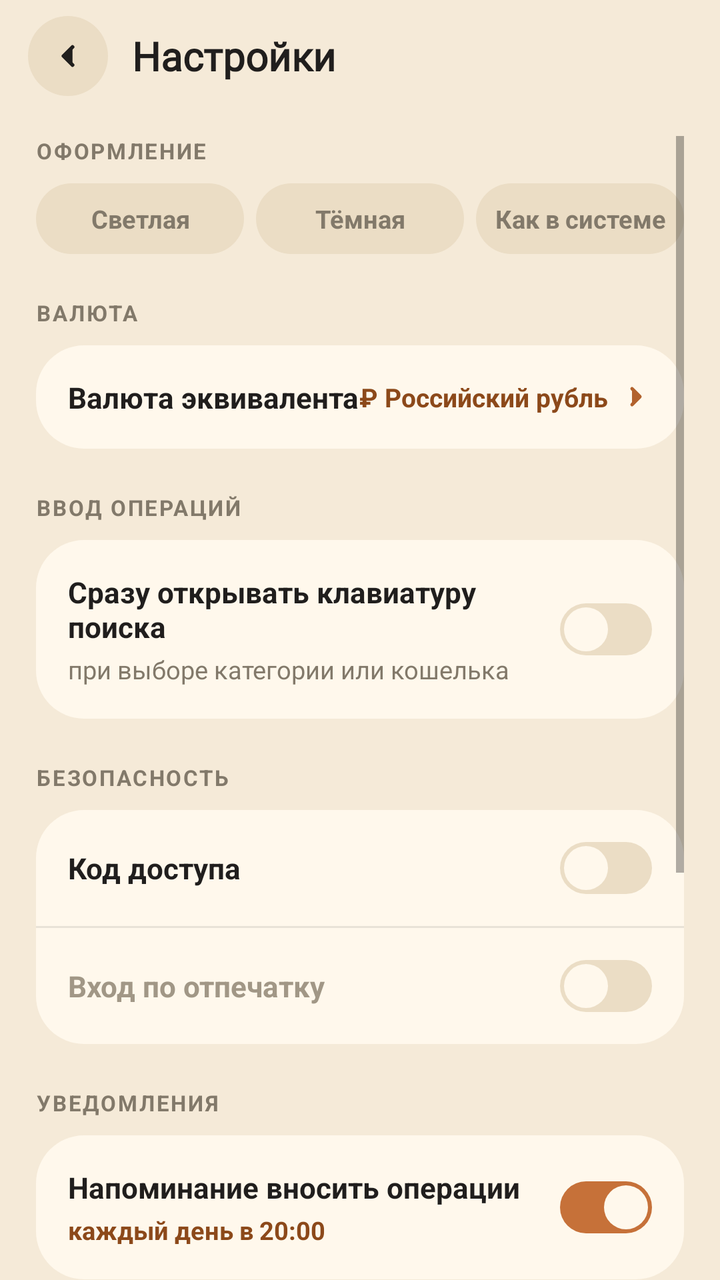
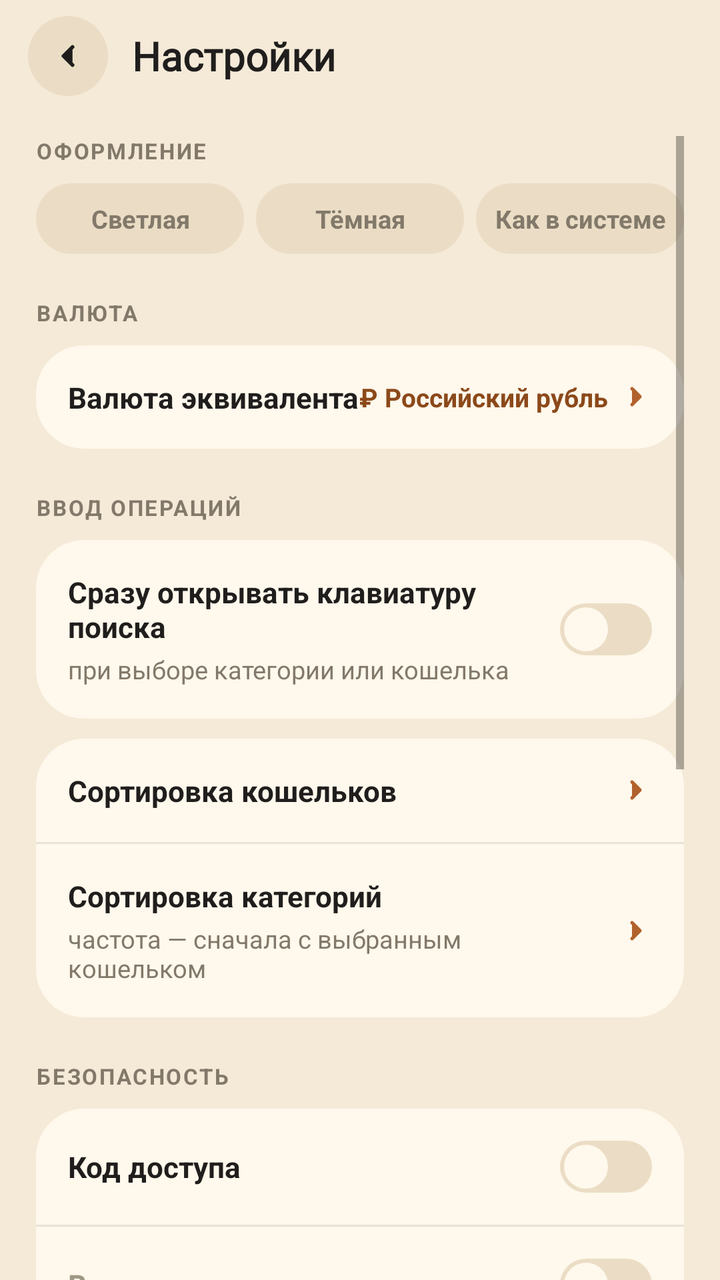

Screens rendered from an Android XML layout before and after an edit, with the pre-edit source and the edit as a unified diff.
<!-- AndroidManifest.xml: activity theme AppTheme.NoActionBar -->
<!-- res/layout/activity_settings.xml -->
<?xml version="1.0" encoding="utf-8"?>
<RelativeLayout xmlns:android="http://schemas.android.com/apk/res/android"
    android:layout_width="match_parent"
    android:layout_height="match_parent"
    android:background="@color/colorBackground">

    <LinearLayout
        android:id="@+id/toolbar"
        android:layout_width="match_parent"
        android:layout_height="wrap_content"
        android:orientation="horizontal"
        android:gravity="center_vertical"
        android:paddingLeft="14dp"
        android:paddingTop="8dp"
        android:paddingBottom="6dp">

        <ImageButton
            android:id="@+id/btnUp"
            android:layout_width="40dp"
            android:layout_height="40dp"
            android:background="@drawable/bg_pill_secondary"
            android:src="@drawable/ic_nav_back"
            android:onClick="btnUp"/>

        <TextView
            android:layout_width="wrap_content"
            android:layout_height="wrap_content"
            android:layout_marginStart="12dp"
            android:text="Настройки"
            android:textSize="20sp"
            android:textStyle="bold"
            android:fontFamily="@font/caprasimo"
            android:textColor="@color/colorTextPrimary"/>
    </LinearLayout>

    <ScrollView
        android:layout_width="match_parent"
        android:layout_height="wrap_content"
        android:layout_below="@id/toolbar"
        android:paddingLeft="18dp"
        android:paddingRight="18dp"
        android:paddingTop="14dp">

        <LinearLayout
            android:layout_width="match_parent"
            android:layout_height="wrap_content"
            android:orientation="vertical">

            
            <TextView style="@style/SettingsGroupLabel" android:text="ОФОРМЛЕНИЕ"/>
            <LinearLayout
                android:layout_width="match_parent"
                android:layout_height="wrap_content"
                android:orientation="horizontal"
                android:layout_marginBottom="22dp">

                <TextView
                    android:id="@+id/chipThemeLight"
                    style="@style/FilterChip"
                    android:text="Светлая"
                    android:onClick="onPickTheme"/>

                <TextView
                    android:id="@+id/chipThemeDark"
                    style="@style/FilterChip"
                    android:text="Тёмная"
                    android:onClick="onPickTheme"/>

                <TextView
                    android:id="@+id/chipThemeSystem"
                    style="@style/FilterChip"
                    android:layout_marginEnd="0dp"
                    android:text="Как в системе"
                    android:onClick="onPickTheme"/>
            </LinearLayout>

            <TextView style="@style/SettingsGroupLabel" android:text="ВАЛЮТА"/>
            <LinearLayout
                android:id="@+id/rowMainCurrency"
                android:layout_width="match_parent"
                android:layout_height="wrap_content"
                android:orientation="horizontal"
                android:gravity="center_vertical"
                android:background="@drawable/bg_card"
                android:padding="16dp"
                android:layout_marginBottom="22dp"
                android:onClick="onPickMainCurrency">

                <TextView
                    android:layout_width="0dp"
                    android:layout_height="wrap_content"
                    android:layout_weight="1"
                    android:text="Валюта эквивалента"
                    android:textSize="14.5sp"
                    android:textStyle="bold"
                    android:textColor="@color/colorTextPrimary"/>

                <TextView
                    android:id="@+id/mainCurrencyValue"
                    android:layout_width="wrap_content"
                    android:layout_height="wrap_content"
                    android:text="₽ Российский рубль"
                    android:textSize="13sp"
                    android:textStyle="bold"
                    android:textColor="@color/colorexpanse"
                    android:layout_marginEnd="6dp"/>

                <ImageView
                    android:layout_width="16dp"
                    android:layout_height="16dp"
                    android:src="@drawable/ic_chevron_right"/>
            </LinearLayout>

            <TextView style="@style/SettingsGroupLabel" android:text="ВВОД ОПЕРАЦИЙ"/>
            <LinearLayout
                android:layout_width="match_parent"
                android:layout_height="wrap_content"
                android:orientation="horizontal"
                android:gravity="center_vertical"
                android:background="@drawable/bg_card"
                android:padding="16dp"
                android:layout_marginBottom="22dp">

                <LinearLayout
                    android:layout_width="0dp"
                    android:layout_height="wrap_content"
                    android:layout_weight="1"
                    android:layout_marginEnd="12dp"
                    android:orientation="vertical">

                    <TextView
                        android:layout_width="wrap_content"
                        android:layout_height="wrap_content"
                        android:text="Сразу открывать клавиатуру поиска"
                        android:textSize="14.5sp"
                        android:textStyle="bold"
                        android:textColor="@color/colorTextPrimary"/>

                    <TextView
                        android:layout_width="wrap_content"
                        android:layout_height="wrap_content"
                        android:layout_marginTop="3dp"
                        android:text="при выборе категории или кошелька"
                        android:textSize="12.5sp"
                        android:textColor="@color/colorTextSecondary"/>
                </LinearLayout>

                <FrameLayout
                    android:id="@+id/switchPickerKeyboard"
                    android:layout_width="46dp"
                    android:layout_height="26dp"
                    android:background="@drawable/bg_switch_off"
                    android:onClick="onTogglePickerKeyboard">
                    <View
                        android:id="@+id/switchPickerKeyboardThumb"
                        android:layout_width="22dp"
                        android:layout_height="22dp"
                        android:layout_margin="2dp"
                        android:background="@drawable/bg_switch_thumb"/>
                </FrameLayout>
            </LinearLayout>

            <TextView style="@style/SettingsGroupLabel" android:text="БЕЗОПАСНОСТЬ"/>
            <LinearLayout
                android:layout_width="match_parent"
                android:layout_height="wrap_content"
                android:orientation="vertical"
                android:background="@drawable/bg_card"
                android:layout_marginBottom="22dp">

                <LinearLayout
                    android:layout_width="match_parent"
                    android:layout_height="wrap_content"
                    android:orientation="horizontal"
                    android:gravity="center_vertical"
                    android:padding="16dp">

                    <TextView
                        android:layout_width="0dp"
                        android:layout_height="wrap_content"
                        android:layout_weight="1"
                        android:text="Код доступа"
                        android:textSize="14.5sp"
                        android:textStyle="bold"
                        android:textColor="@color/colorTextPrimary"/>

                    <FrameLayout
                        android:id="@+id/switchAccessCode"
                        android:layout_width="46dp"
                        android:layout_height="26dp"
                        android:background="@drawable/bg_switch_off"
                        android:onClick="onToggleAccessCode">
                        <View
                            android:id="@+id/switchAccessCodeThumb"
                            android:layout_width="22dp"
                            android:layout_height="22dp"
                            android:layout_margin="2dp"
                            android:background="@drawable/bg_switch_thumb"/>
                    </FrameLayout>
                </LinearLayout>

                <View android:layout_width="match_parent" android:layout_height="1dp" android:background="@color/colorDivider"/>

                <LinearLayout
                    android:layout_width="match_parent"
                    android:layout_height="wrap_content"
                    android:orientation="horizontal"
                    android:gravity="center_vertical"
                    android:padding="16dp">

                    <TextView
                        android:id="@+id/labelBiometric"
                        android:layout_width="0dp"
                        android:layout_height="wrap_content"
                        android:layout_weight="1"
                        android:text="Вход по отпечатку"
                        android:textSize="14.5sp"
                        android:textStyle="bold"
                        android:textColor="@color/colorTextHint"/>

                    <FrameLayout
                        android:id="@+id/switchBiometric"
                        android:layout_width="46dp"
                        android:layout_height="26dp"
                        android:background="@drawable/bg_switch_off"
                        android:onClick="onToggleBiometric">
                        <View
                            android:id="@+id/switchBiometricThumb"
                            android:layout_width="22dp"
                            android:layout_height="22dp"
                            android:layout_margin="2dp"
                            android:background="@drawable/bg_switch_thumb"/>
                    </FrameLayout>
                </LinearLayout>
            </LinearLayout>

            <TextView style="@style/SettingsGroupLabel" android:text="УВЕДОМЛЕНИЯ"/>
            <LinearLayout
                android:layout_width="match_parent"
                android:layout_height="wrap_content"
                android:orientation="horizontal"
                android:gravity="center_vertical"
                android:background="@drawable/bg_card"
                android:padding="16dp"
                android:layout_marginBottom="22dp">

                <LinearLayout
                    android:layout_width="0dp"
                    android:layout_height="wrap_content"
                    android:layout_weight="1"
                    android:orientation="vertical">

                    <TextView
                        android:layout_width="wrap_content"
                        android:layout_height="wrap_content"
                        android:text="Напоминание вносить операции"
                        android:textSize="14.5sp"
                        android:textStyle="bold"
                        android:textColor="@color/colorTextPrimary"/>

                    <TextView
                        android:id="@+id/rowRemindTime"
                        android:layout_width="wrap_content"
                        android:layout_height="wrap_content"
                        android:layout_marginTop="3dp"
                        android:text="каждый день в 20:00"
                        android:textSize="12.5sp"
                        android:textStyle="bold"
                        android:textColor="@color/colorexpanse"
                        android:onClick="onPickRemindTime"/>
                </LinearLayout>

                <FrameLayout
                    android:id="@+id/switchRemind"
                    android:layout_width="46dp"
                    android:layout_height="26dp"
                    android:background="@drawable/bg_switch_on"
                    android:onClick="onToggleRemind">
                    <View
                        android:id="@+id/switchRemindThumb"
                        android:layout_width="22dp"
                        android:layout_height="22dp"
                        android:layout_margin="2dp"
                        android:layout_gravity="end"
                        android:background="@drawable/bg_switch_thumb"/>
                </FrameLayout>
            </LinearLayout>

            <TextView style="@style/SettingsGroupLabel" android:text="ДАННЫЕ"/>
            <LinearLayout
                android:layout_width="match_parent"
                android:layout_height="wrap_content"
                android:orientation="vertical"
                android:background="@drawable/bg_card"
                android:layout_marginBottom="22dp">

                
                <LinearLayout
                    android:id="@+id/rowExport"
                    android:layout_width="match_parent"
                    android:layout_height="wrap_content"
                    android:orientation="horizontal"
                    android:gravity="center_vertical"
                    android:padding="16dp"
                    android:onClick="onExportDatabase">

                    <TextView
                        android:layout_width="0dp"
                        android:layout_height="wrap_content"
                        android:layout_weight="1"
                        android:text="Экспорт базы"
                        android:textSize="14.5sp"
                        android:textStyle="bold"
                        android:textColor="@color/colorTextPrimary"/>

                    <ImageView
                        android:layout_width="16dp"
                        android:layout_height="16dp"
                        android:src="@drawable/ic_chevron_right"/>
                </LinearLayout>
            </LinearLayout>

            <TextView style="@style/SettingsGroupLabel" android:text="О ПРИЛОЖЕНИИ"/>
            <LinearLayout
                android:layout_width="match_parent"
                android:layout_height="wrap_content"
                android:orientation="vertical"
                android:background="@drawable/bg_card"
                android:layout_marginBottom="24dp">

                <LinearLayout
                    android:id="@+id/rowRateApp"
                    android:layout_width="match_parent"
                    android:layout_height="wrap_content"
                    android:orientation="horizontal"
                    android:gravity="center_vertical"
                    android:padding="16dp"
                    android:onClick="onRateApp">

                    <TextView
                        android:layout_width="0dp"
                        android:layout_height="wrap_content"
                        android:layout_weight="1"
                        android:text="Оценить приложение"
                        android:textSize="14.5sp"
                        android:textStyle="bold"
                        android:textColor="@color/colorTextPrimary"/>

                    <ImageView
                        android:layout_width="16dp"
                        android:layout_height="16dp"
                        android:src="@drawable/ic_chevron_right"/>
                </LinearLayout>

                <View android:layout_width="match_parent" android:layout_height="1dp" android:background="@color/colorDivider"/>

                <LinearLayout
                    android:id="@+id/rowVersion"
                    android:layout_width="match_parent"
                    android:layout_height="wrap_content"
                    android:orientation="horizontal"
                    android:gravity="center_vertical"
                    android:padding="16dp"
                    android:onClick="onVersionTap">

                    <TextView
                        android:layout_width="0dp"
                        android:layout_height="wrap_content"
                        android:layout_weight="1"
                        android:text="Версия"
                        android:textSize="14.5sp"
                        android:textStyle="bold"
                        android:textColor="@color/colorTextPrimary"/>

                    <TextView
                        android:id="@+id/versionValue"
                        android:layout_width="wrap_content"
                        android:layout_height="wrap_content"
                        android:text="2.4.1"
                        android:textSize="13sp"
                        android:textStyle="bold"
                        android:textColor="@color/colorTextSecondary"/>
                </LinearLayout>

                <View android:layout_width="match_parent" android:layout_height="1dp" android:background="@color/colorDivider"/>

                <LinearLayout
                    android:layout_width="match_parent"
                    android:layout_height="wrap_content"
                    android:orientation="horizontal"
                    android:gravity="center_vertical"
                    android:padding="16dp">

                    <TextView
                        android:layout_width="0dp"
                        android:layout_height="wrap_content"
                        android:layout_weight="1"
                        android:text="Дата сборки"
                        android:textSize="14.5sp"
                        android:textStyle="bold"
                        android:textColor="@color/colorTextPrimary"/>

                    <TextView
                        android:id="@+id/buildDateValue"
                        android:layout_width="wrap_content"
                        android:layout_height="wrap_content"
                        android:text=""
                        android:textSize="13sp"
                        android:textStyle="bold"
                        android:textColor="@color/colorTextSecondary"/>
                </LinearLayout>
            </LinearLayout>
        </LinearLayout>
    </ScrollView>
</RelativeLayout>
<!-- resources referenced by this layout -->
<resources>
  <color name="colorBackground">#F5EAD8</color>
  <color name="colorDivider">#1A201E1D</color>
  <color name="colorTextHint">#A19786</color>
  <color name="colorTextPrimary">#201E1D</color>
  <color name="colorTextSecondary">#82796A</color>
  <color name="colorexpanse">#8C491A</color>
  <!-- drawable bg_card (drawable) -->
  <?xml version="1.0" encoding="utf-8"?>
  <shape xmlns:android="http://schemas.android.com/apk/res/android">
      <solid android:color="@color/colorSurface"/>
      <corners android:radius="24dp"/>
  </shape>
  <!-- drawable bg_pill_secondary (drawable) -->
  <?xml version="1.0" encoding="utf-8"?>
  <ripple xmlns:android="http://schemas.android.com/apk/res/android"
      android:color="@color/colorPrimaryLight">
      <item>
          <shape>
              <solid android:color="@color/colorSurfaceAlt"/>
              <corners android:radius="999dp"/>
          </shape>
      </item>
  </ripple>
  <!-- drawable bg_switch_off (drawable) -->
  <?xml version="1.0" encoding="utf-8"?>
  <shape xmlns:android="http://schemas.android.com/apk/res/android">
      <solid android:color="@color/colorSurfaceAlt"/>
      <corners android:radius="999dp"/>
  </shape>
  <!-- drawable bg_switch_on (drawable) -->
  <?xml version="1.0" encoding="utf-8"?>
  <shape xmlns:android="http://schemas.android.com/apk/res/android">
      <solid android:color="@color/colorPrimary"/>
      <corners android:radius="999dp"/>
  </shape>
  <!-- drawable bg_switch_thumb (drawable) -->
  <?xml version="1.0" encoding="utf-8"?>
  <shape xmlns:android="http://schemas.android.com/apk/res/android"
      android:shape="oval">
      <solid android:color="@color/colorSurface"/>
  </shape>
  <!-- drawable ic_chevron_right (drawable) -->
  <?xml version="1.0" encoding="utf-8"?>
  <vector xmlns:android="http://schemas.android.com/apk/res/android"
      android:width="16dp" android:height="16dp" android:viewportWidth="24" android:viewportHeight="24">
      <path android:fillColor="@color/colorPrimaryDark" android:pathData="M9,6 L15,12 L9,18"
          android:strokeColor="@color/colorPrimaryDark" android:strokeWidth="2.5" android:strokeLineCap="round" android:strokeLineJoin="round"/>
  </vector>
  <!-- drawable ic_nav_back (drawable) -->
  <?xml version="1.0" encoding="utf-8"?>
  <vector xmlns:android="http://schemas.android.com/apk/res/android"
      android:width="18dp" android:height="18dp" android:viewportWidth="24" android:viewportHeight="24">
      <path android:fillColor="@color/colorTextPrimary" android:pathData="M15,6 L9,12 L15,18"
          android:strokeColor="@color/colorTextPrimary" android:strokeWidth="2.5" android:strokeLineCap="round" android:strokeLineJoin="round"/>
  </vector>
  <style name="SettingsGroupLabel">
          <item name="android:layout_width">wrap_content</item>
          <item name="android:layout_height">wrap_content</item>
          <item name="android:textAllCaps">true</item>
          <item name="android:textSize">11sp</item>
          <item name="android:textStyle">bold</item>
          <item name="android:letterSpacing">0.08</item>
          <item name="android:textColor">@color/colorTextSecondary</item>
          <item name="android:layout_marginBottom">9dp</item>
      </style>
  <style name="AppTheme.NoActionBar">
          <item name="windowActionBar">false</item>
          <item name="windowNoTitle">true</item>
      </style>
  <color name="colorSurface">#FFF8EC</color>
  <color name="colorPrimaryLight">#F6A06B</color>
  <color name="colorSurfaceAlt">#EBDDC5</color>
  <color name="colorPrimary">#C67139</color>
  <color name="colorPrimaryDark">#B2622D</color>
  <!-- drawable bg_chip_unselected (drawable) -->
  <?xml version="1.0" encoding="utf-8"?>
  <shape xmlns:android="http://schemas.android.com/apk/res/android">
      <solid android:color="@color/colorSurfaceAlt"/>
      <corners android:radius="999dp"/>
  </shape>
  <!-- unchanged entries left out for length: 1 -->
</resources>

<!-- the commit's change to res/layout/activity_settings.xml (unified diff, before → after) -->
@@ -119,7 +119,7 @@
                 android:gravity="center_vertical"
                 android:background="@drawable/bg_card"
                 android:padding="16dp"
-                android:layout_marginBottom="22dp">
+                android:layout_marginBottom="10dp">
 
                 <LinearLayout
                     android:layout_width="0dp"
@@ -158,6 +158,96 @@
                         android:layout_margin="2dp"
                         android:background="@drawable/bg_switch_thumb"/>
                 </FrameLayout>
+            </LinearLayout>
+
+            
+            <LinearLayout
+                android:layout_width="match_parent"
+                android:layout_height="wrap_content"
+                android:orientation="vertical"
+                android:background="@drawable/bg_card"
+                android:layout_marginBottom="22dp">
+
+                <LinearLayout
+                    android:layout_width="match_parent"
+                    android:layout_height="wrap_content"
+                    android:orientation="horizontal"
+                    android:gravity="center_vertical"
+                    android:padding="16dp"
+                    android:onClick="onPickWalletSort">
+
+                    <TextView
+                        android:layout_width="0dp"
+                        android:layout_height="wrap_content"
+                        android:layout_weight="1"
+                        android:text="Сортировка кошельков"
+                        android:textSize="14.5sp"
+                        android:textStyle="bold"
+                        android:textColor="@color/colorTextPrimary"/>
+
+                    <TextView
+                        android:id="@+id/walletSortValue"
+                        android:layout_width="wrap_content"
+                        android:layout_height="wrap_content"
+                        android:textSize="13sp"
+                        android:textStyle="bold"
+                        android:textColor="@color/colorexpanse"
+                        android:layout_marginEnd="6dp"/>
+
+                    <ImageView
+                        android:layout_width="16dp"
+                        android:layout_height="16dp"
+                        android:src="@drawable/ic_chevron_right"/>
+                </LinearLayout>
+
+                <View android:layout_width="match_parent" android:layout_height="1dp" android:background="@color/colorDivider"/>
+
+                <LinearLayout
+                    android:layout_width="match_parent"
+                    android:layout_height="wrap_content"
+                    android:orientation="horizontal"
+                    android:gravity="center_vertical"
+                    android:padding="16dp"
+                    android:onClick="onPickCategorySort">
+
+                    <LinearLayout
+                        android:layout_width="0dp"
+                        android:layout_height="wrap_content"
+                        android:layout_weight="1"
+                        android:layout_marginEnd="12dp"
+                        android:orientation="vertical">
+
+                        <TextView
+                            android:layout_width="wrap_content"
+                            android:layout_height="wrap_content"
+                            android:text="Сортировка категорий"
+                            android:textSize="14.5sp"
+                            android:textStyle="bold"
+                            android:textColor="@color/colorTextPrimary"/>
+
+                        <TextView
+                            android:layout_width="wrap_content"
+                            android:layout_height="wrap_content"
+                            android:layout_marginTop="3dp"
+                            android:text="частота — сначала с выбранным кошельком"
+                            android:textSize="12.5sp"
+                            android:textColor="@color/colorTextSecondary"/>
+                    </LinearLayout>
+
+                    <TextView
+                        android:id="@+id/categorySortValue"
+                        android:layout_width="wrap_content"
+                        android:layout_height="wrap_content"
+                        android:textSize="13sp"
+                        android:textStyle="bold"
+                        android:textColor="@color/colorexpanse"
+                        android:layout_marginEnd="6dp"/>
+
+                    <ImageView
+                        android:layout_width="16dp"
+                        android:layout_height="16dp"
+                        android:src="@drawable/ic_chevron_right"/>
+                </LinearLayout>
             </LinearLayout>
 
             <TextView style="@style/SettingsGroupLabel" android:text="БЕЗОПАСНОСТЬ"/>
